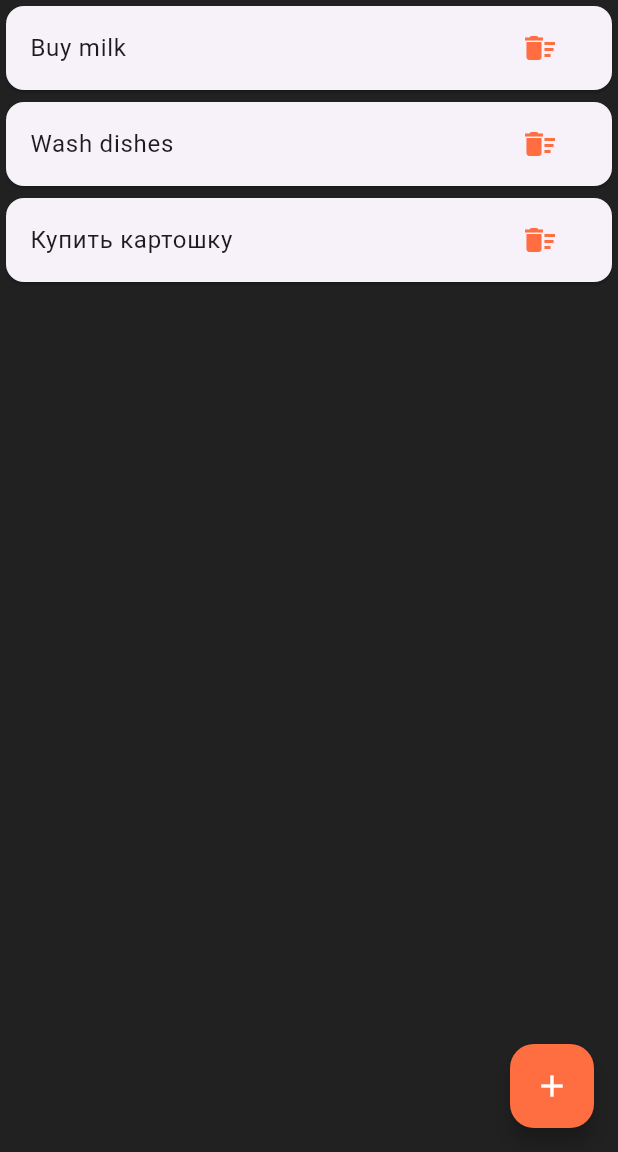
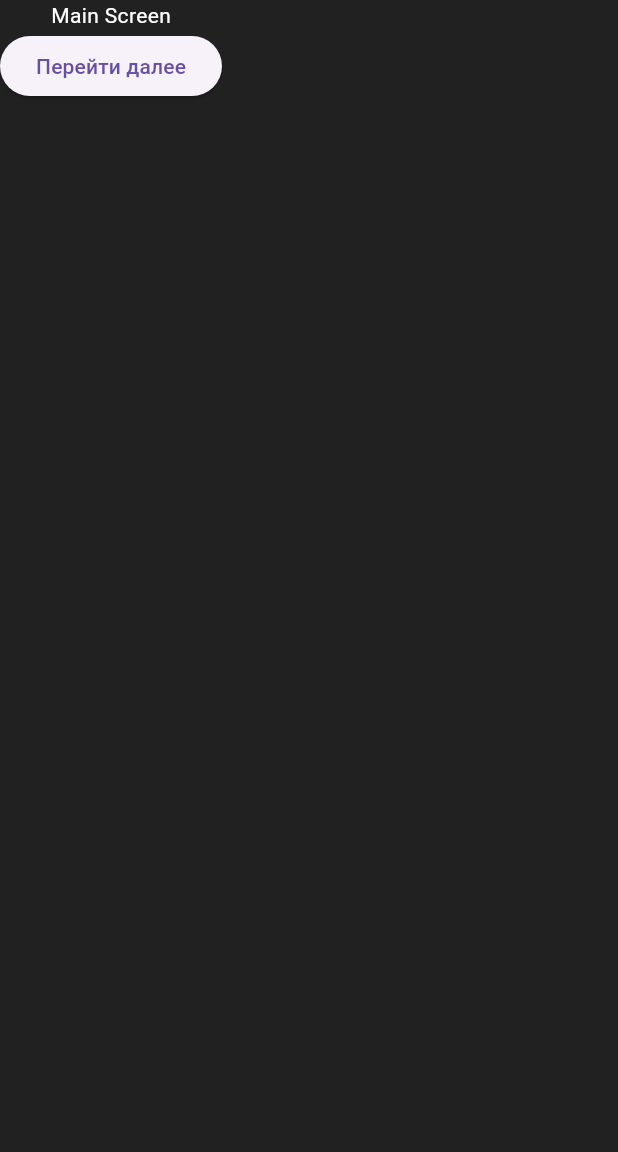
Before and after one commit to nagitareigrashka/todolist, a Flutter app: the screen it shows after launch, on a phone screen of 412 x 824 dp, the part 84-1236 px from its top. Run offline on Flutter 3.47's test engine with Material 3 defaults, Android fonts, the phone set to English and light mode, and no system bars.

Commit message:
Добавлена стартовая страница

```diff
--- /dev/null
+++ b/lib/pages/main_screen.dart
@@ -0,0 +1,25 @@
+import 'package:flutter/material.dart';
+
+class MainScreen extends StatelessWidget {
+  const MainScreen({super.key});
+
+  @override
+  Widget build(BuildContext context) {
+    return Scaffold(
+        backgroundColor: Colors.grey[900],
+        appBar: AppBar(
+        backgroundColor: Colors.deepOrangeAccent,
+        title: const Text('Список дел'),
+        centerTitle: true,
+        ),
+        body: Column(
+          children: [
+            const Text('Main Screen', style: TextStyle(color: Colors.white),),
+            ElevatedButton(onPressed: () {
+              Navigator.pushReplacementNamed(context, '/todo');
+            }, child: const Text('Перейти далее'))
+        ],
+      )
+    );
+  }
+}
```
Also changed, not shown: lib/main.dart (+6 -1 lines).
